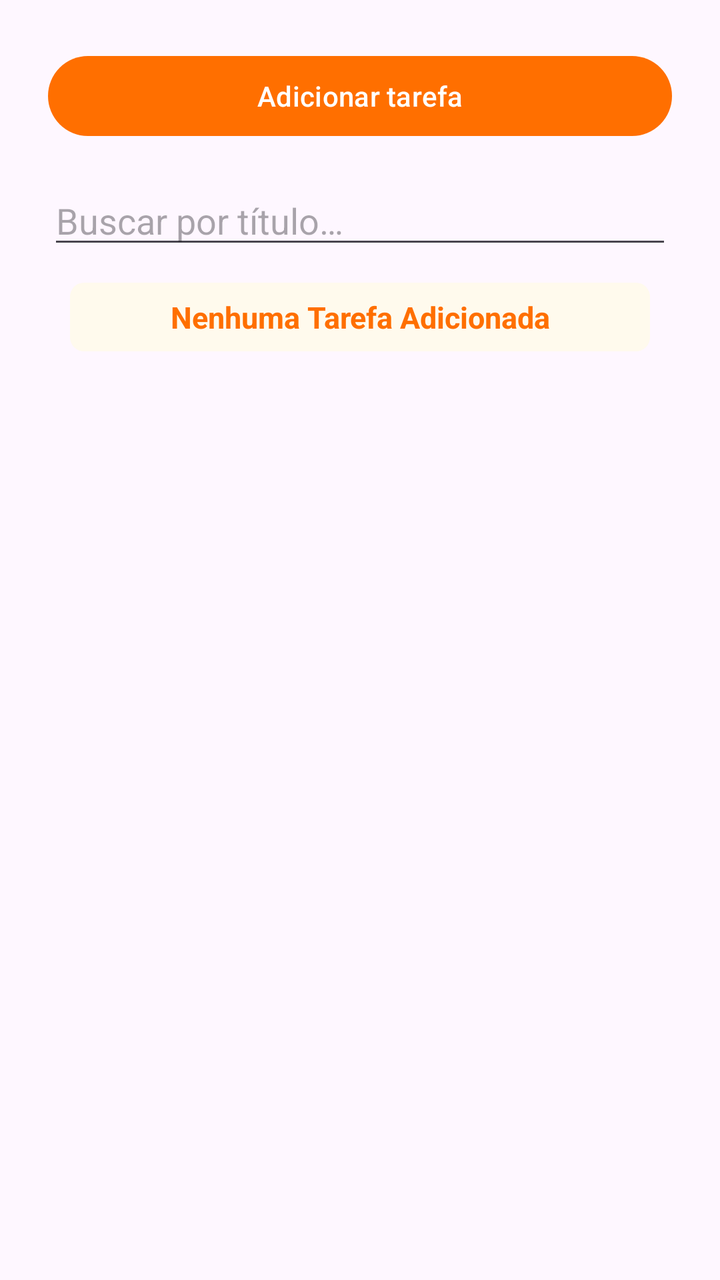
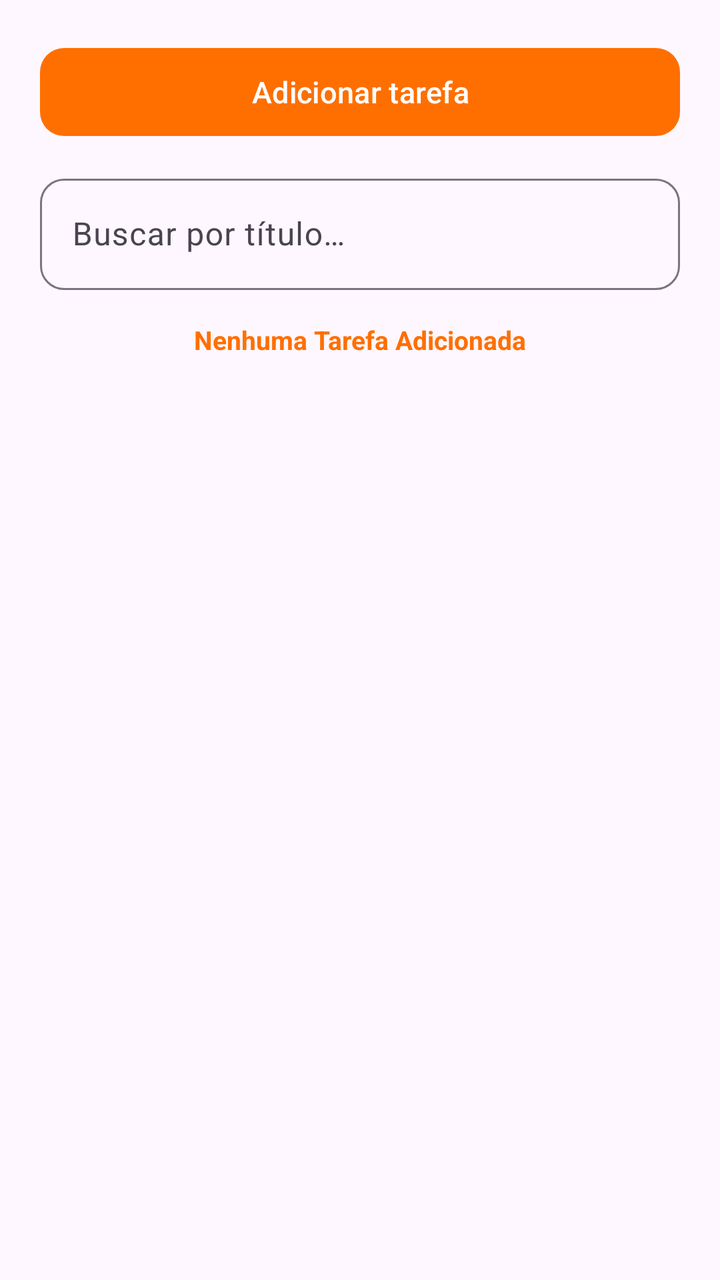

Compare the two renders of this Android layout. The source of the first and the diff that turns it into the second are given below.
<!-- AndroidManifest.xml: application theme Theme.FocusZone -->
<!-- res/layout/activity_tarefas.xml -->
<?xml version="1.0" encoding="utf-8"?>
<androidx.constraintlayout.widget.ConstraintLayout xmlns:android="http://schemas.android.com/apk/res/android"
    xmlns:app="http://schemas.android.com/apk/res-auto"
    xmlns:tools="http://schemas.android.com/tools"
    android:layout_width="match_parent"
    android:layout_height="match_parent"
    android:padding="24dp">

    <com.google.android.material.button.MaterialButton
        android:id="@+id/adicionarTarefaButton"
        android:layout_width="match_parent"
        android:layout_height="wrap_content"
        android:text="@string/btn_adicionar_tarefa"
        app:layout_constraintEnd_toEndOf="parent"
        app:layout_constraintStart_toStartOf="parent"
        app:layout_constraintTop_toTopOf="parent" />

    <androidx.appcompat.widget.AppCompatEditText
        android:id="@+id/editTextInput"
        android:layout_width="0dp"
        android:layout_height="wrap_content"
        android:layout_marginTop="16dp"
        android:hint="@string/buscar_titulo"
        app:layout_constraintEnd_toEndOf="parent"
        app:layout_constraintStart_toStartOf="parent"
        app:layout_constraintTop_toBottomOf="@id/adicionarTarefaButton" />

    <com.google.android.material.textview.MaterialTextView
        android:id="@+id/tarefas_progresso"
        android:layout_width="290dp"
        android:layout_height="wrap_content"
        android:layout_marginTop="12dp"
        android:background="@drawable/curved_corners"
        android:clickable="false"
        android:focusable="false"
        android:padding="7dp"
        android:text="@string/tarefas_concluidas"
        android:textAlignment="center"
        android:textColor="@color/primary_orange"
        android:textSize="15sp"
        android:textStyle="bold"
        app:layout_constraintEnd_toEndOf="parent"
        app:layout_constraintStart_toStartOf="parent"
        app:layout_constraintTop_toBottomOf="@id/editTextInput" />

    <androidx.recyclerview.widget.RecyclerView
        android:id="@+id/tarefasRecyclerView"
        android:layout_width="0dp"
        android:layout_height="0dp"
        android:layout_marginTop="16dp"
        app:layout_constraintBottom_toBottomOf="parent"
        app:layout_constraintEnd_toEndOf="parent"
        app:layout_constraintStart_toStartOf="parent"
        app:layout_constraintTop_toBottomOf="@id/tarefas_progresso" />

</androidx.constraintlayout.widget.ConstraintLayout>
<!-- resources referenced by this layout -->
<resources>
  <color name="primary_orange">#FF6F00</color>
  <!-- drawable curved_corners (drawable) -->
  <?xml version="1.0" encoding="utf-8"?>
  <shape xmlns:android="http://schemas.android.com/apk/res/android"
      android:shape="rectangle">
  
      <solid android:color="#fffaed" />
  
  
      <stroke
          android:width="0dp"
           />
  
      <corners android:radius="7dp"/>
  
  </shape>
  <string name="btn_adicionar_tarefa">Adicionar tarefa</string>
  <string name="buscar_titulo">Buscar por título…</string>
  <string name="tarefas_concluidas">Nenhuma Tarefa Adicionada</string>
  <style name="Theme.FocusZone" parent="Base.Theme.FocusZone" />
  <style name="Base.Theme.FocusZone" parent="Theme.Material3.DayNight.NoActionBar">
          
          <item name="colorPrimary">@color/focusPrimary</item>
      </style>
  <color name="focusPrimary">#FF6F00</color>
</resources>

<!-- the commit's change to res/layout/activity_tarefas.xml (unified diff, before → after) -->
@@ -1,56 +1,70 @@
 <?xml version="1.0" encoding="utf-8"?>
 <androidx.constraintlayout.widget.ConstraintLayout xmlns:android="http://schemas.android.com/apk/res/android"
     xmlns:app="http://schemas.android.com/apk/res-auto"
-    xmlns:tools="http://schemas.android.com/tools"
     android:layout_width="match_parent"
     android:layout_height="match_parent"
-    android:padding="24dp">
+    android:padding="20dp">
 
     <com.google.android.material.button.MaterialButton
         android:id="@+id/adicionarTarefaButton"
         android:layout_width="match_parent"
-        android:layout_height="wrap_content"
+        android:layout_height="52dp"
         android:text="@string/btn_adicionar_tarefa"
-        app:layout_constraintEnd_toEndOf="parent"
+        android:textSize="15sp"
+        app:cornerRadius="12dp"
+        app:layout_constraintTop_toTopOf="parent"
         app:layout_constraintStart_toStartOf="parent"
-        app:layout_constraintTop_toTopOf="parent" />
+        app:layout_constraintEnd_toEndOf="parent" />
 
-    <androidx.appcompat.widget.AppCompatEditText
-        android:id="@+id/editTextInput"
+    <com.google.android.material.textfield.TextInputLayout
+        android:id="@+id/buscaInputLayout"
+        style="@style/Widget.Material3.TextInputLayout.OutlinedBox"
         android:layout_width="0dp"
         android:layout_height="wrap_content"
-        android:layout_marginTop="16dp"
         android:hint="@string/buscar_titulo"
+        app:boxCornerRadiusTopStart="12dp"
+        app:boxCornerRadiusTopEnd="12dp"
+        app:boxCornerRadiusBottomStart="12dp"
+        app:boxCornerRadiusBottomEnd="12dp"
+        app:layout_constraintTop_toBottomOf="@id/adicionarTarefaButton"
+        app:layout_constraintStart_toStartOf="parent"
         app:layout_constraintEnd_toEndOf="parent"
-        app:layout_constraintStart_toStartOf="parent"
-        app:layout_constraintTop_toBottomOf="@id/adicionarTarefaButton" />
+        android:layout_marginTop="12dp">
 
+        <androidx.appcompat.widget.AppCompatEditText
+            android:id="@+id/editTextInput"
+            android:layout_width="match_parent"
+            android:layout_height="wrap_content"
+            android:inputType="text" />
+
+    </com.google.android.material.textfield.TextInputLayout>
+
+    
     <com.google.android.material.textview.MaterialTextView
         android:id="@+id/tarefas_progresso"
-        android:layout_width="290dp"
+        android:layout_width="wrap_content"
         android:layout_height="wrap_content"
-        android:layout_marginTop="12dp"
-        android:background="@drawable/curved_corners"
-        android:clickable="false"
-        android:focusable="false"
-        android:padding="7dp"
+        android:paddingStart="16dp"
+        android:paddingEnd="16dp"
+        android:paddingTop="8dp"
+        android:paddingBottom="8dp"
         android:text="@string/tarefas_concluidas"
-        android:textAlignment="center"
-        android:textColor="@color/primary_orange"
-        android:textSize="15sp"
         android:textStyle="bold"
+        android:textSize="13sp"
+        android:textColor="?attr/colorPrimary"
+        app:layout_constraintTop_toBottomOf="@id/buscaInputLayout"
+        app:layout_constraintStart_toStartOf="parent"
         app:layout_constraintEnd_toEndOf="parent"
-        app:layout_constraintStart_toStartOf="parent"
-        app:layout_constraintTop_toBottomOf="@id/editTextInput" />
+        android:layout_marginTop="8dp" />
 
     <androidx.recyclerview.widget.RecyclerView
         android:id="@+id/tarefasRecyclerView"
         android:layout_width="0dp"
         android:layout_height="0dp"
-        android:layout_marginTop="16dp"
+        app:layout_constraintTop_toBottomOf="@id/tarefas_progresso"
         app:layout_constraintBottom_toBottomOf="parent"
+        app:layout_constraintStart_toStartOf="parent"
         app:layout_constraintEnd_toEndOf="parent"
-        app:layout_constraintStart_toStartOf="parent"
-        app:layout_constraintTop_toBottomOf="@id/tarefas_progresso" />
+        android:layout_marginTop="8dp" />
 
 </androidx.constraintlayout.widget.ConstraintLayout>
<!-- resource entries referenced after the edit -->
@@ -1,21 +1,5 @@
 <!-- resources referenced by this layout -->
 <resources>
-  <color name="primary_orange">#FF6F00</color>
-  <!-- drawable curved_corners (drawable) -->
-  <?xml version="1.0" encoding="utf-8"?>
-  <shape xmlns:android="http://schemas.android.com/apk/res/android"
-      android:shape="rectangle">
-  
-      <solid android:color="#fffaed" />
-  
-  
-      <stroke
-          android:width="0dp"
-           />
-  
-      <corners android:radius="7dp"/>
-  
-  </shape>
   <string name="btn_adicionar_tarefa">Adicionar tarefa</string>
   <string name="buscar_titulo">Buscar por título…</string>
   <string name="tarefas_concluidas">Nenhuma Tarefa Adicionada</string>
